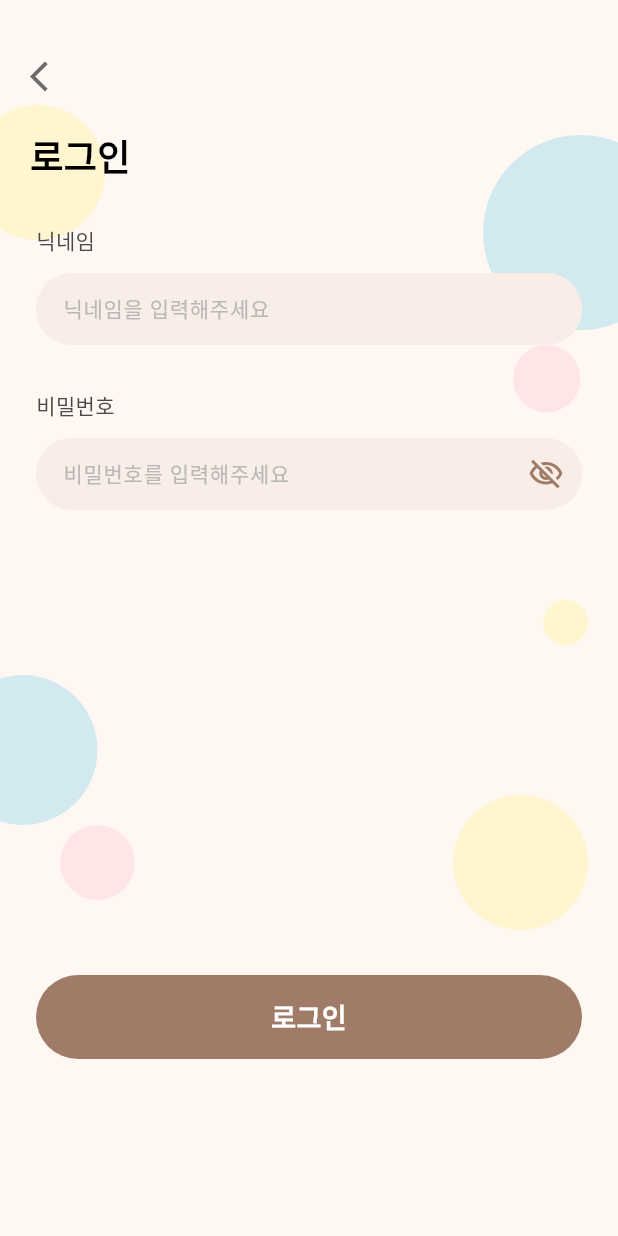
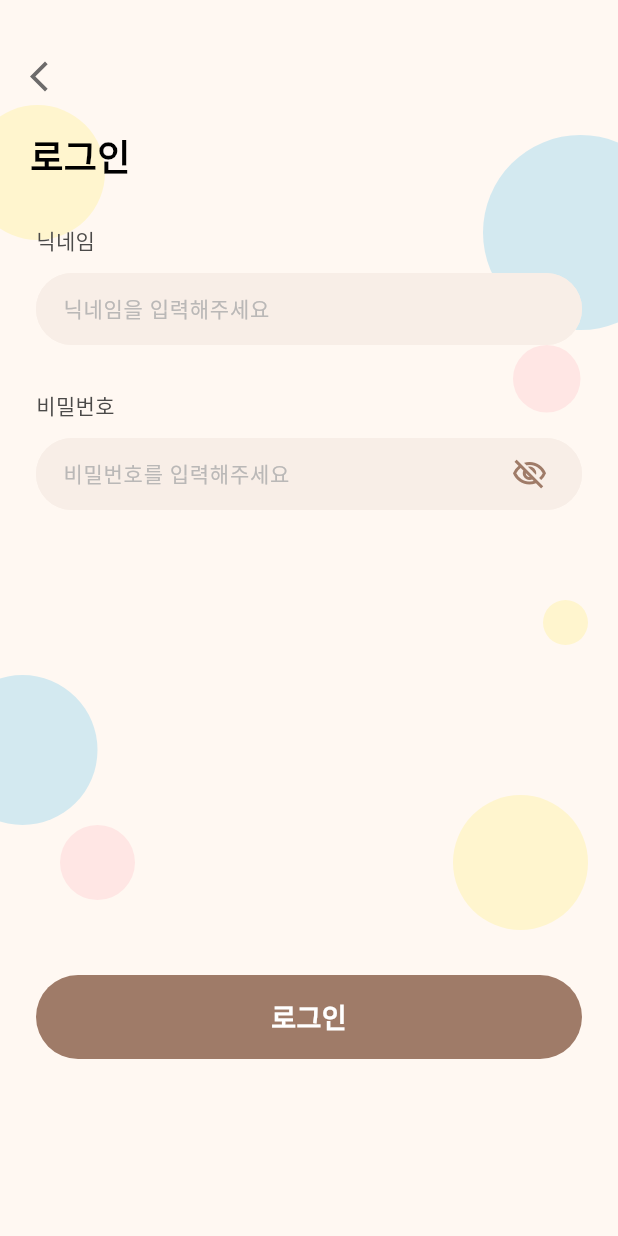
Before and after one commit to FABLOFABLO/Moly-Mobile, a Flutter app: the SignInPage screen opened by its route, on a phone screen of 412 x 824 dp. Run offline on Flutter 3.47's test engine with Material 3 defaults, Android fonts, the phone set to English and light mode, and no system bars; our stand-ins replace flutter_dotenv, flutter_svg, geolocator, go_router; missing offline and left inert: kakao_map_sdk; Roboto replaces fonts that are missing (SpoqaHanSansNeo).

Commit message:
style: 텍스트 필드 내 아이콘 패딩
- 디자인과 맞추기 위해 텍스트필드 내의 아이콘의 패딩을 추가함.

```diff
--- a/lib/common/widgets/moly_text_field.dart
+++ b/lib/common/widgets/moly_text_field.dart
@@ -105,11 +105,14 @@ class _MolyTextFieldState extends State<MolyTextField> {
                             _obscureText = !_obscureText;
                           });
                         },
-                        icon: Icon(
-                          _obscureText
-                              ? Icons.visibility_off_outlined
-                              : Icons.visibility_outlined,
-                          color: MolyColor.brown100,
+                        icon: Padding(
+                          padding: const EdgeInsets.only(right: 15.0),
+                          child: Icon(
+                            _obscureText
+                                ? Icons.visibility_off_outlined
+                                : Icons.visibility_outlined,
+                            color: MolyColor.brown100,
+                          ),
                         ),
                       )
                     : null,
```
